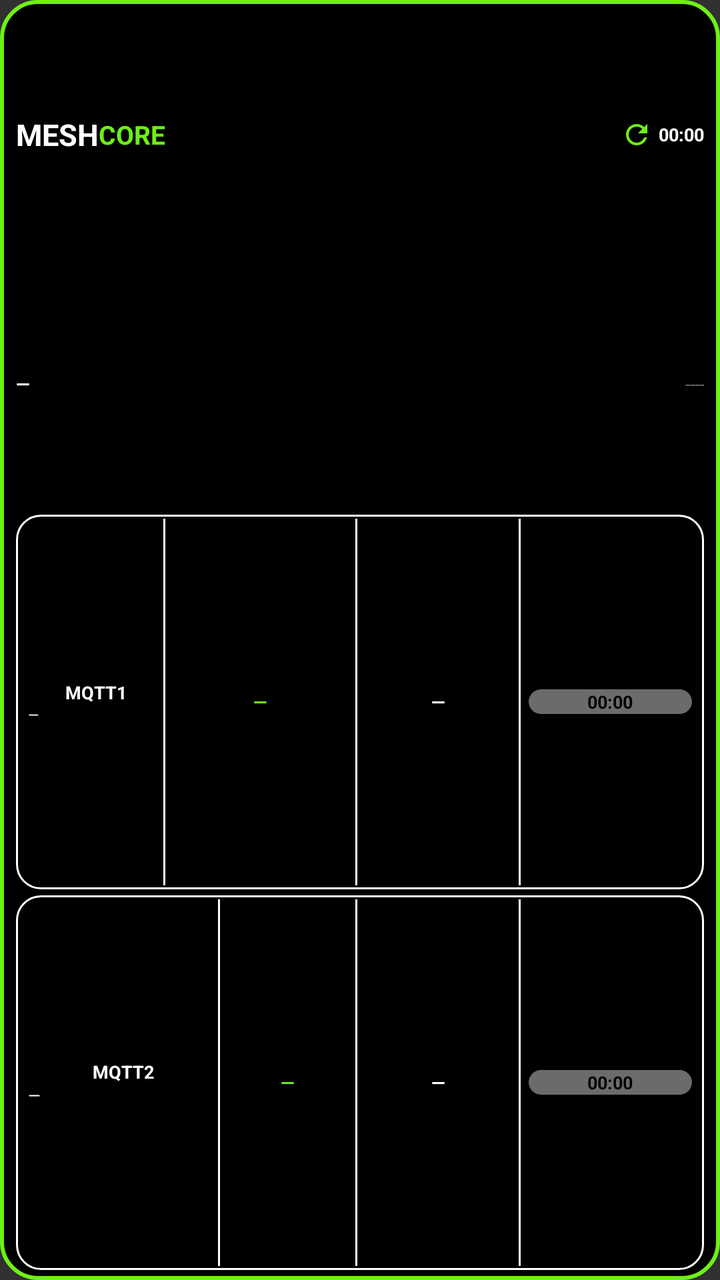
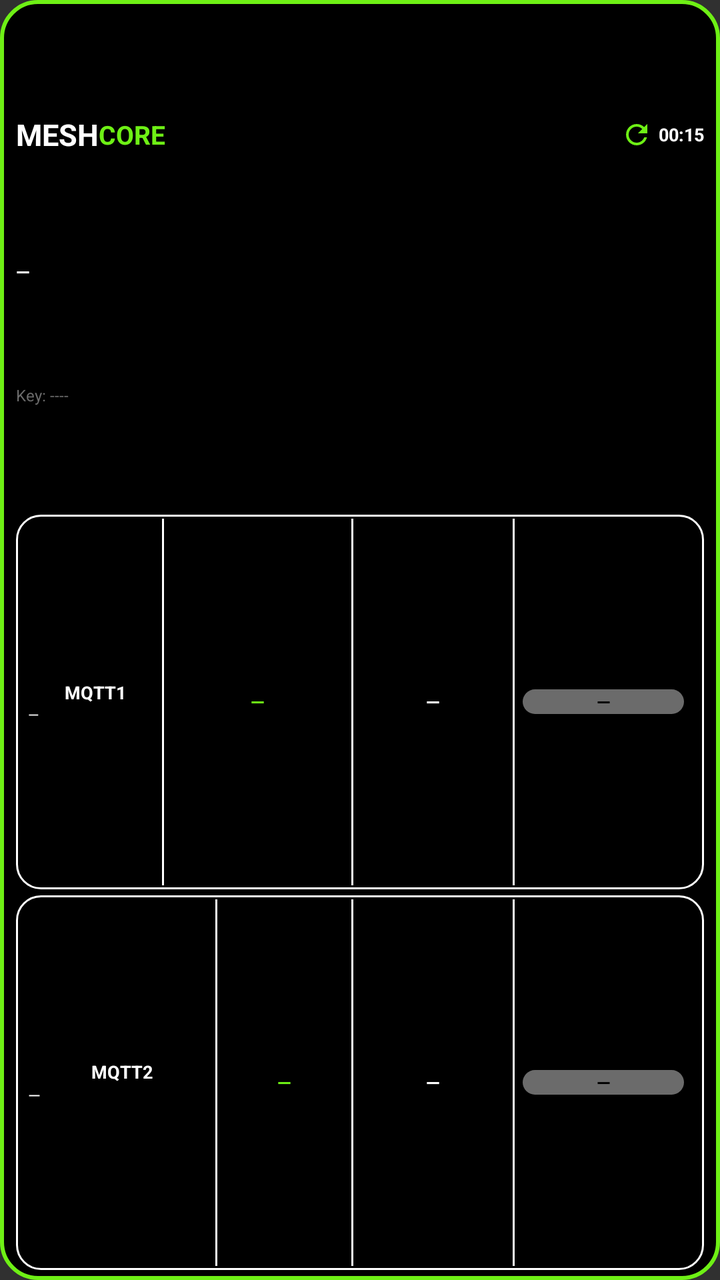

Compare the two renders of this Android layout. The source of the first and the diff that turns it into the second are given below.
<!-- AndroidManifest.xml: application theme android:Theme.Material.NoActionBar -->
<!-- res/layout/widget_observer_compact.xml -->
<?xml version="1.0" encoding="utf-8"?>
<LinearLayout xmlns:android="http://schemas.android.com/apk/res/android"
    android:id="@+id/widget_root"
    android:layout_width="match_parent"
    android:layout_height="match_parent"
    android:orientation="vertical"
    android:paddingStart="8dp" android:paddingEnd="8dp" android:paddingTop="5dp" android:paddingBottom="5dp"
    android:background="@drawable/widget_bg">

    <LinearLayout android:layout_width="match_parent" android:layout_height="0dp" android:layout_weight="2"
        android:orientation="horizontal" android:gravity="center_vertical">
        <TextView android:layout_width="wrap_content" android:layout_height="wrap_content" android:text="MESH" android:textColor="#FFFFFF" android:textStyle="bold" android:textSize="15sp" android:maxLines="1"/>
        <TextView android:layout_width="wrap_content" android:layout_height="wrap_content" android:text="CORE" android:textColor="#6EF015" android:textStyle="bold" android:textSize="13sp" android:maxLines="1"/>
        <FrameLayout android:layout_width="0dp" android:layout_height="1dp" android:layout_weight="1"/>
        <ImageView android:id="@+id/refresh_icon" android:layout_width="16dp" android:layout_height="16dp" android:layout_marginStart="6dp"
            android:src="@drawable/ic_refresh" android:contentDescription="@null"/>
        <ProgressBar android:id="@+id/refresh_spinner" style="?android:attr/progressBarStyleSmall"
            android:layout_width="16dp" android:layout_height="16dp" android:indeterminate="true"
            android:indeterminateTint="#FFFF9500" android:visibility="gone"/>
        <Chronometer android:id="@+id/interval_text" android:layout_width="wrap_content" android:layout_height="wrap_content"
            android:layout_marginStart="3dp" android:text="15 s" android:textColor="#FFFFFF" android:textStyle="bold" android:textSize="9sp" android:maxLines="1"/>
    </LinearLayout>

    <LinearLayout android:layout_width="match_parent" android:layout_height="0dp" android:layout_weight="2"
        android:orientation="horizontal" android:gravity="center_vertical">
        <TextView android:id="@+id/obs_name" android:layout_width="0dp" android:layout_height="wrap_content" android:layout_weight="1"
            android:text="—" android:textColor="#FFFFFF" android:textStyle="bold" android:textSize="9sp" android:maxLines="1" android:ellipsize="end"/>
        <TextView android:id="@+id/obs_hash" android:layout_width="0dp" android:layout_height="wrap_content" android:layout_weight="2.5"
            android:text="----" android:textColor="#6B6B6B" android:textSize="9sp" android:maxLines="1" android:ellipsize="end" android:gravity="end"/>
    </LinearLayout>

    <LinearLayout android:layout_width="match_parent" android:layout_height="0dp" android:layout_weight="3"
        android:layout_marginTop="3dp" android:orientation="horizontal" android:gravity="center_vertical"
        android:background="@drawable/card_outline" android:paddingStart="6dp" android:paddingEnd="6dp" android:paddingTop="2dp" android:paddingBottom="2dp">
        <LinearLayout android:layout_width="0dp" android:layout_height="wrap_content" android:layout_weight="2.5" android:orientation="vertical">
            <TextView android:layout_width="match_parent" android:layout_height="wrap_content" android:id="@+id/m1_title" android:text="MQTT1" android:textColor="#FFFFFF" android:textStyle="bold" android:gravity="center" android:textSize="9sp" android:maxLines="1"/>
            <TextView android:id="@+id/m1_host" android:layout_width="match_parent" android:layout_height="wrap_content" android:text="—" android:textColor="#FFFFFF" android:textSize="7sp" android:maxLines="1" android:ellipsize="end" android:autoSizeTextType="uniform" android:autoSizeMinTextSize="6sp" android:autoSizeMaxTextSize="8sp" android:autoSizeStepGranularity="1sp"/>
        </LinearLayout>
        <FrameLayout android:layout_width="1dp" android:layout_height="match_parent" android:background="#FFFFFF"/>
        <TextView android:id="@+id/m1_hour" android:layout_width="0dp" android:layout_height="wrap_content" android:layout_weight="3.5" android:gravity="center" android:text="—" android:textColor="#6EF015" android:textStyle="bold" android:textSize="9sp" android:maxLines="1" android:autoSizeTextType="uniform" android:autoSizeMinTextSize="5sp" android:autoSizeMaxTextSize="9sp" android:autoSizeStepGranularity="1sp"/>
        <LinearLayout android:id="@+id/m1_total_col" android:layout_width="0dp" android:layout_height="match_parent" android:layout_weight="3" android:orientation="horizontal" android:gravity="center_vertical">
            <FrameLayout android:layout_width="1dp" android:layout_height="match_parent" android:background="#FFFFFF"/>
            <TextView android:id="@+id/m1_total" android:layout_width="0dp" android:layout_height="wrap_content" android:layout_weight="1" android:gravity="center" android:text="—" android:textColor="#FFFFFF" android:textStyle="bold" android:textSize="9sp" android:maxLines="1" android:autoSizeTextType="uniform" android:autoSizeMinTextSize="5sp" android:autoSizeMaxTextSize="9sp" android:autoSizeStepGranularity="1sp"/>
        </LinearLayout>
        <FrameLayout android:layout_width="1dp" android:layout_height="match_parent" android:background="#FFFFFF"/>
        <Chronometer android:id="@+id/m1_last" android:layout_width="0dp" android:layout_height="wrap_content" android:layout_weight="3" android:layout_marginStart="4dp" android:gravity="center" android:background="@drawable/pill_gray" android:text="—" android:textColor="#000000" android:textStyle="bold" android:textSize="9sp" android:maxLines="1" android:autoSizeTextType="uniform" android:autoSizeMinTextSize="7sp" android:autoSizeMaxTextSize="9sp" android:autoSizeStepGranularity="1sp"/>
    </LinearLayout>

    <LinearLayout android:layout_width="match_parent" android:layout_height="0dp" android:layout_weight="3"
        android:layout_marginTop="3dp" android:orientation="horizontal" android:gravity="center_vertical"
        android:background="@drawable/card_outline" android:paddingStart="6dp" android:paddingEnd="6dp" android:paddingTop="2dp" android:paddingBottom="2dp">
        <LinearLayout android:layout_width="0dp" android:layout_height="wrap_content" android:layout_weight="3.5" android:orientation="vertical">
            <TextView android:layout_width="match_parent" android:layout_height="wrap_content" android:id="@+id/m2_title" android:text="MQTT2" android:textColor="#FFFFFF" android:textStyle="bold" android:gravity="center" android:textSize="9sp" android:maxLines="1" android:autoSizeTextType="uniform" android:autoSizeMinTextSize="7sp" android:autoSizeMaxTextSize="9sp" android:autoSizeStepGranularity="1sp"/>
            <TextView android:id="@+id/m2_host" android:layout_width="match_parent" android:layout_height="wrap_content" android:text="—" android:textColor="#FFFFFF" android:textSize="8sp" android:maxLines="1" android:ellipsize="end" android:autoSizeTextType="uniform" android:autoSizeMinTextSize="6sp" android:autoSizeMaxTextSize="8sp" android:autoSizeStepGranularity="1sp"/>
        </LinearLayout>
        <FrameLayout android:layout_width="1dp" android:layout_height="match_parent" android:background="#FFFFFF"/>
        <TextView android:id="@+id/m2_hour" android:layout_width="0dp" android:layout_height="wrap_content" android:layout_weight="2.5" android:gravity="center" android:text="—" android:textColor="#6EF015" android:textStyle="bold" android:textSize="9sp" android:maxLines="1" android:autoSizeTextType="uniform" android:autoSizeMinTextSize="5sp" android:autoSizeMaxTextSize="9sp" android:autoSizeStepGranularity="1sp"/>
        <LinearLayout android:id="@+id/m2_total_col" android:layout_width="0dp" android:layout_height="match_parent" android:layout_weight="3" android:orientation="horizontal" android:gravity="center_vertical">
            <FrameLayout android:layout_width="1dp" android:layout_height="match_parent" android:background="#FFFFFF"/>
            <TextView android:id="@+id/m2_total" android:layout_width="0dp" android:layout_height="wrap_content" android:layout_weight="1" android:gravity="center" android:text="—" android:textColor="#FFFFFF" android:textStyle="bold" android:textSize="9sp" android:maxLines="1" android:autoSizeTextType="uniform" android:autoSizeMinTextSize="5sp" android:autoSizeMaxTextSize="9sp" android:autoSizeStepGranularity="1sp"/>
        </LinearLayout>
        <FrameLayout android:layout_width="1dp" android:layout_height="match_parent" android:background="#FFFFFF"/>
        <Chronometer android:id="@+id/m2_last" android:layout_width="0dp" android:layout_height="wrap_content" android:layout_weight="3" android:layout_marginStart="4dp" android:gravity="center" android:background="@drawable/pill_gray" android:text="—" android:textColor="#000000" android:textStyle="bold" android:textSize="9sp" android:maxLines="1" android:autoSizeTextType="uniform" android:autoSizeMinTextSize="7sp" android:autoSizeMaxTextSize="9sp" android:autoSizeStepGranularity="1sp"/>
    </LinearLayout>
</LinearLayout>
<!-- resources referenced by this layout -->
<resources>
  <!-- drawable card_outline (drawable) -->
  <?xml version="1.0" encoding="utf-8"?>
  <shape xmlns:android="http://schemas.android.com/apk/res/android" android:shape="rectangle">
      <solid android:color="#000000"/>
      <stroke android:width="1dp" android:color="#FFFFFF"/>
      <corners android:radius="12dp"/>
  </shape>
  <!-- drawable ic_refresh (drawable) -->
  <?xml version="1.0" encoding="utf-8"?>
  <vector xmlns:android="http://schemas.android.com/apk/res/android" android:width="24dp" android:height="24dp" android:viewportWidth="24" android:viewportHeight="24">
      <path android:fillColor="#6EF015" android:pathData="M17.65,6.35C16.2,4.9 14.21,4 12,4c-4.42,0 -7.99,3.58 -7.99,8s3.57,8 7.99,8c3.73,0 6.84,-2.55 7.73,-6h-2.08c-0.82,2.33 -3.04,4 -5.65,4 -3.31,0 -6,-2.69 -6,-6s2.69,-6 6,-6c1.66,0 3.14,0.69 4.22,1.78L13,11h7V4l-2.35,2.35z"/>
  </vector>
  <!-- drawable pill_gray (drawable) -->
  <?xml version="1.0" encoding="utf-8"?>
  <shape xmlns:android="http://schemas.android.com/apk/res/android" android:shape="rectangle">
      <solid android:color="#6B6B6B"/>
      <corners android:radius="11dp"/>
  </shape>
  <!-- drawable widget_bg (drawable) -->
  <?xml version="1.0" encoding="utf-8"?>
  <shape xmlns:android="http://schemas.android.com/apk/res/android" android:shape="rectangle">
      <solid android:color="#000000"/>
      <stroke android:width="2dp" android:color="#6EF015"/>
      <corners android:radius="18dp"/>
  </shape>
</resources>

<!-- the commit's change to res/layout/widget_observer_compact.xml (unified diff, before → after) -->
@@ -17,16 +17,16 @@
         <ProgressBar android:id="@+id/refresh_spinner" style="?android:attr/progressBarStyleSmall"
             android:layout_width="16dp" android:layout_height="16dp" android:indeterminate="true"
             android:indeterminateTint="#FFFF9500" android:visibility="gone"/>
-        <Chronometer android:id="@+id/interval_text" android:layout_width="wrap_content" android:layout_height="wrap_content"
-            android:layout_marginStart="3dp" android:text="15 s" android:textColor="#FFFFFF" android:textStyle="bold" android:textSize="9sp" android:maxLines="1"/>
+        <TextView android:id="@+id/interval_text" android:layout_width="wrap_content" android:layout_height="wrap_content"
+            android:layout_marginStart="3dp" android:text="00:15" android:textColor="#FFFFFF" android:textStyle="bold" android:textSize="9sp" android:maxLines="1"/>
     </LinearLayout>
 
     <LinearLayout android:layout_width="match_parent" android:layout_height="0dp" android:layout_weight="2"
-        android:orientation="horizontal" android:gravity="center_vertical">
-        <TextView android:id="@+id/obs_name" android:layout_width="0dp" android:layout_height="wrap_content" android:layout_weight="1"
+        android:orientation="vertical" android:gravity="center_vertical">
+        <TextView android:id="@+id/obs_name" android:layout_width="match_parent" android:layout_height="0dp" android:layout_weight="1"
             android:text="—" android:textColor="#FFFFFF" android:textStyle="bold" android:textSize="9sp" android:maxLines="1" android:ellipsize="end"/>
-        <TextView android:id="@+id/obs_hash" android:layout_width="0dp" android:layout_height="wrap_content" android:layout_weight="2.5"
-            android:text="----" android:textColor="#6B6B6B" android:textSize="9sp" android:maxLines="1" android:ellipsize="end" android:gravity="end"/>
+        <TextView android:id="@+id/obs_hash" android:layout_width="match_parent" android:layout_height="0dp" android:layout_weight="1"
+            android:text="Key: ----" android:textColor="#6B6B6B" android:textSize="8sp" android:maxLines="1" android:ellipsize="end"/>
     </LinearLayout>
 
     <LinearLayout android:layout_width="match_parent" android:layout_height="0dp" android:layout_weight="3"
@@ -43,7 +43,7 @@
             <TextView android:id="@+id/m1_total" android:layout_width="0dp" android:layout_height="wrap_content" android:layout_weight="1" android:gravity="center" android:text="—" android:textColor="#FFFFFF" android:textStyle="bold" android:textSize="9sp" android:maxLines="1" android:autoSizeTextType="uniform" android:autoSizeMinTextSize="5sp" android:autoSizeMaxTextSize="9sp" android:autoSizeStepGranularity="1sp"/>
         </LinearLayout>
         <FrameLayout android:layout_width="1dp" android:layout_height="match_parent" android:background="#FFFFFF"/>
-        <Chronometer android:id="@+id/m1_last" android:layout_width="0dp" android:layout_height="wrap_content" android:layout_weight="3" android:layout_marginStart="4dp" android:gravity="center" android:background="@drawable/pill_gray" android:text="—" android:textColor="#000000" android:textStyle="bold" android:textSize="9sp" android:maxLines="1" android:autoSizeTextType="uniform" android:autoSizeMinTextSize="7sp" android:autoSizeMaxTextSize="9sp" android:autoSizeStepGranularity="1sp"/>
+        <TextView android:id="@+id/m1_last" android:layout_width="0dp" android:layout_height="wrap_content" android:layout_weight="3" android:layout_marginStart="4dp" android:layout_marginEnd="4dp" android:gravity="center" android:background="@drawable/pill_gray" android:text="—" android:textColor="#000000" android:textStyle="bold" android:textSize="9sp" android:maxLines="1" android:autoSizeTextType="uniform" android:autoSizeMinTextSize="7sp" android:autoSizeMaxTextSize="9sp" android:autoSizeStepGranularity="1sp"/>
     </LinearLayout>
 
     <LinearLayout android:layout_width="match_parent" android:layout_height="0dp" android:layout_weight="3"
@@ -60,6 +60,6 @@
             <TextView android:id="@+id/m2_total" android:layout_width="0dp" android:layout_height="wrap_content" android:layout_weight="1" android:gravity="center" android:text="—" android:textColor="#FFFFFF" android:textStyle="bold" android:textSize="9sp" android:maxLines="1" android:autoSizeTextType="uniform" android:autoSizeMinTextSize="5sp" android:autoSizeMaxTextSize="9sp" android:autoSizeStepGranularity="1sp"/>
         </LinearLayout>
         <FrameLayout android:layout_width="1dp" android:layout_height="match_parent" android:background="#FFFFFF"/>
-        <Chronometer android:id="@+id/m2_last" android:layout_width="0dp" android:layout_height="wrap_content" android:layout_weight="3" android:layout_marginStart="4dp" android:gravity="center" android:background="@drawable/pill_gray" android:text="—" android:textColor="#000000" android:textStyle="bold" android:textSize="9sp" android:maxLines="1" android:autoSizeTextType="uniform" android:autoSizeMinTextSize="7sp" android:autoSizeMaxTextSize="9sp" android:autoSizeStepGranularity="1sp"/>
+        <TextView android:id="@+id/m2_last" android:layout_width="0dp" android:layout_height="wrap_content" android:layout_weight="3" android:layout_marginStart="4dp" android:layout_marginEnd="4dp" android:gravity="center" android:background="@drawable/pill_gray" android:text="—" android:textColor="#000000" android:textStyle="bold" android:textSize="9sp" android:maxLines="1" android:autoSizeTextType="uniform" android:autoSizeMinTextSize="7sp" android:autoSizeMaxTextSize="9sp" android:autoSizeStepGranularity="1sp"/>
     </LinearLayout>
 </LinearLayout>
